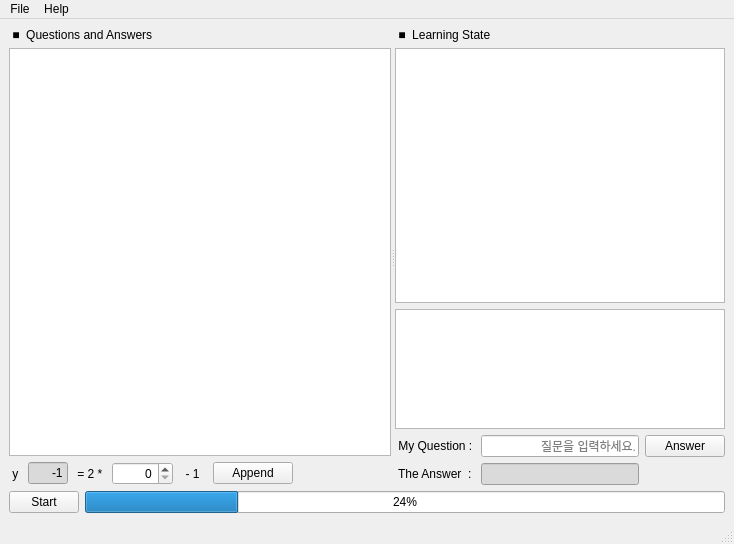
First picture: the form in python_src/30_tensor_flow_ex/ex01_y_2x_1/tf_104_y_2x_1_qt.ui, repository openvisual/open-visual-machine-learning, before the edit.
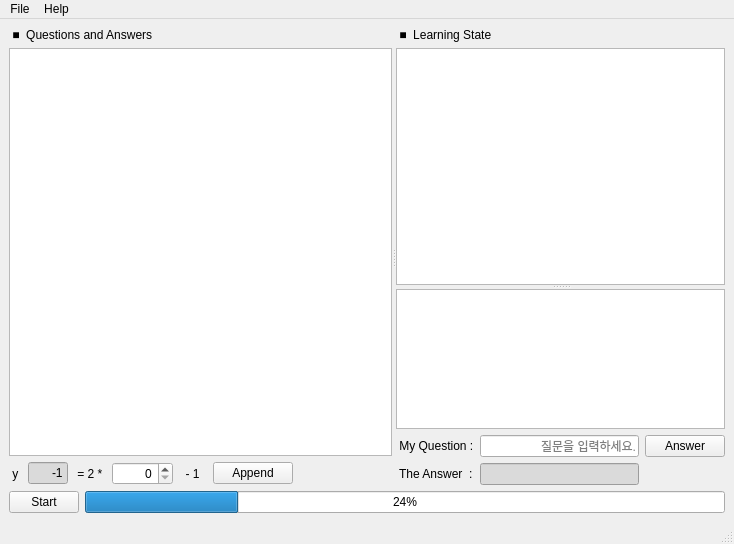
Second picture: the form after the edit. Icons and pictures are not drawn.

```diff
--- a/python_src/30_tensor_flow_ex/ex01_y_2x_1/tf_104_y_2x_1_qt.ui
+++ b/python_src/30_tensor_flow_ex/ex01_y_2x_1/tf_104_y_2x_1_qt.ui
@@ -32,11 +32,11 @@
   <widget class="QWidget" name="centralwidget">
    <layout class="QGridLayout" name="gridLayout_2">
     <item row="0" column="0">
-     <widget class="QSplitter" name="splitter">
+     <widget class="QSplitter" name="splitter_2">
       <property name="orientation">
        <enum>Qt::Horizontal</enum>
       </property>
-      <widget class="QWidget" name="">
+      <widget class="QWidget" name="layoutWidget">
        <layout class="QVBoxLayout" name="verticalLayout_3">
         <property name="sizeConstraint">
          <enum>QLayout::SetDefaultConstraint</enum>
@@ -163,6 +163,8 @@
        </layout>
       </widget>
       <widget class="QWidget" name="">
+       <layout class="QVBoxLayout" name="verticalLayout_4">
+        <item>
        <layout class="QVBoxLayout" name="verticalLayout">
         <item>
          <widget class="QLabel" name="label_4">
@@ -172,14 +174,16 @@
          </widget>
         </item>
         <item>
+           <widget class="QSplitter" name="splitter">
+            <property name="orientation">
+             <enum>Qt::Vertical</enum>
+            </property>
          <widget class="QTableView" name="learnTableView"/>
-        </item>
-        <item>
          <widget class="QTextEdit" name="learnState">
           <property name="maximumSize">
            <size>
             <width>16777215</width>
-            <height>120</height>
+               <height>140</height>
            </size>
           </property>
           <property name="styleSheet">
@@ -192,6 +196,9 @@
            <bool>true</bool>
           </property>
          </widget>
+           </widget>
+          </item>
+         </layout>
         </item>
         <item>
          <layout class="QGridLayout" name="gridLayout">
@@ -199,7 +206,7 @@
            <widget class="QLabel" name="label_6">
             <property name="minimumSize">
              <size>
-              <width>80</width>
+              <width>0</width>
               <height>0</height>
              </size>
             </property>
@@ -241,7 +248,7 @@
            <widget class="QLabel" name="label_7">
             <property name="minimumSize">
              <size>
-              <width>80</width>
+              <width>0</width>
               <height>0</height>
              </size>
             </property>
```
Left out of the diff: 6 changed lines with no effect on the pictures. Lines whose indentation alone changed are shown as unchanged.
